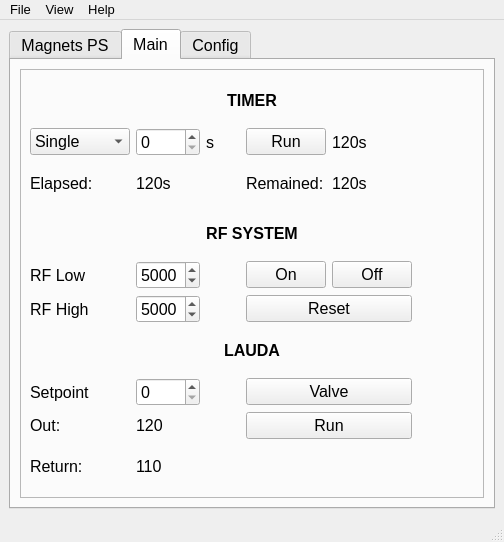
salinsalins/TDKLambda, file Magnets_UI.ui: the form before one commit.
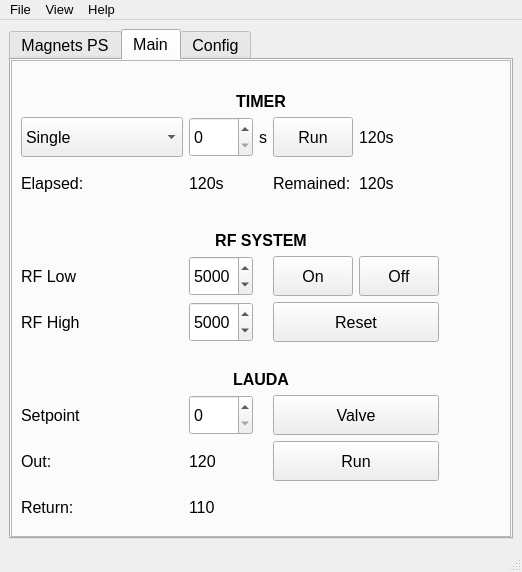
The form after the commit. The open tabs and pages were chosen to show the change. Icons and pictures are not drawn.

Diff of the .ui file:
```diff
--- a/Magnets_UI.ui
+++ b/Magnets_UI.ui
@@ -2,6 +2,14 @@
 <ui version="4.0">
  <class>MainWindow</class>
  <widget class="QMainWindow" name="MainWindow">
+  <property name="geometry">
+   <rect>
+    <x>0</x>
+    <y>0</y>
+    <width>522</width>
+    <height>572</height>
+   </rect>
+  </property>
   <property name="font">
    <font>
     <pointsize>12</pointsize>
@@ -1442,6 +1450,18 @@
         <string>Main</string>
        </attribute>
        <layout class="QVBoxLayout" name="verticalLayout_2">
+        <property name="leftMargin">
+         <number>0</number>
+        </property>
+        <property name="topMargin">
+         <number>0</number>
+        </property>
+        <property name="rightMargin">
+         <number>0</number>
+        </property>
+        <property name="bottomMargin">
+         <number>0</number>
+        </property>
         <item>
          <widget class="QFrame" name="frame_3">
           <property name="frameShape">
@@ -1450,39 +1470,27 @@
           <property name="frameShadow">
            <enum>QFrame::Raised</enum>
           </property>
-          <layout class="QGridLayout" name="gridLayout_5">
-           <item row="4" column="4">
-            <widget class="QPushButton" name="pushButton_8">
-             <property name="text">
-              <string>Off</string>
-             </property>
-             <property name="checkable">
-              <bool>false</bool>
-             </property>
-            </widget>
-           </item>
-           <item row="7" column="0">
-            <widget class="QLabel" name="label_10">
-             <property name="text">
-              <string>Setpoint</string>
-             </property>
-             <property name="buddy">
-              <cstring>spinBox_4</cstring>
-             </property>
-            </widget>
-           </item>
-           <item row="4" column="3">
-            <widget class="QPushButton" name="pushButton_7">
-             <property name="text">
-              <string>On</string>
-             </property>
-             <property name="checkable">
-              <bool>false</bool>
-             </property>
-            </widget>
-           </item>
+          <layout class="QGridLayout" name="gridLayout_5" columnstretch="3,0,0,0,0,0">
            <item row="5" column="3" colspan="2">
             <widget class="QPushButton" name="pushButton_5">
+             <property name="sizePolicy">
+              <sizepolicy hsizetype="Minimum" vsizetype="Fixed">
+               <horstretch>0</horstretch>
+               <verstretch>0</verstretch>
+              </sizepolicy>
+             </property>
+             <property name="minimumSize">
+              <size>
+               <width>0</width>
+               <height>40</height>
+              </size>
+             </property>
+             <property name="maximumSize">
+              <size>
+               <width>16777215</width>
+               <height>40</height>
+              </size>
+             </property>
              <property name="text">
               <string>Reset</string>
              </property>
@@ -1491,19 +1499,28 @@
              </property>
             </widget>
            </item>
-           <item row="0" column="0" colspan="6">
-            <widget class="QLabel" name="label_9">
-             <property name="font">
-              <font>
-               <weight>75</weight>
-               <bold>true</bold>
-              </font>
+           <item row="5" column="0">
+            <widget class="QLabel" name="label_8">
+             <property name="sizePolicy">
+              <sizepolicy hsizetype="Minimum" vsizetype="Fixed">
+               <horstretch>0</horstretch>
+               <verstretch>0</verstretch>
+              </sizepolicy>
+             </property>
+             <property name="minimumSize">
+              <size>
+               <width>0</width>
+               <height>40</height>
+              </size>
+             </property>
+             <property name="maximumSize">
+              <size>
+               <width>16777215</width>
+               <height>40</height>
+              </size>
              </property>
              <property name="text">
-              <string>TIMER</string>
-             </property>
-             <property name="alignment">
-              <set>Qt::AlignCenter</set>
+              <string>RF High</string>
              </property>
              <property name="buddy">
               <cstring>spinBox_2</cstring>
@@ -1512,57 +1529,151 @@
            </item>
            <item row="8" column="1">
             <widget class="QLabel" name="label_23">
+             <property name="sizePolicy">
+              <sizepolicy hsizetype="Preferred" vsizetype="Fixed">
+               <horstretch>0</horstretch>
+               <verstretch>0</verstretch>
+              </sizepolicy>
+             </property>
+             <property name="minimumSize">
+              <size>
+               <width>0</width>
+               <height>40</height>
+              </size>
+             </property>
+             <property name="maximumSize">
+              <size>
+               <width>16777215</width>
+               <height>40</height>
+              </size>
+             </property>
              <property name="text">
               <string>120</string>
              </property>
             </widget>
            </item>
-           <item row="2" column="1">
-            <widget class="QLabel" name="label_3">
-             <property name="text">
-              <string>120s</string>
+           <item row="1" column="0">
+            <widget class="QComboBox" name="comboBox">
+             <property name="sizePolicy">
+              <sizepolicy hsizetype="Minimum" vsizetype="Fixed">
+               <horstretch>0</horstretch>
+               <verstretch>0</verstretch>
+              </sizepolicy>
              </property>
+             <property name="minimumSize">
+              <size>
+               <width>0</width>
+               <height>40</height>
+              </size>
+             </property>
+             <property name="maximumSize">
+              <size>
+               <width>16777215</width>
+               <height>40</height>
+              </size>
+             </property>
+             <item>
+              <property name="text">
+               <string>Single</string>
+              </property>
+             </item>
+             <item>
+              <property name="text">
+               <string>Periodical</string>
+              </property>
+             </item>
             </widget>
            </item>
-           <item row="1" column="3">
-            <widget class="QPushButton" name="pushButton">
-             <property name="text">
-              <string>Run</string>
+           <item row="2" column="0">
+            <widget class="QLabel" name="label_2">
+             <property name="sizePolicy">
+              <sizepolicy hsizetype="Minimum" vsizetype="Fixed">
+               <horstretch>0</horstretch>
+               <verstretch>0</verstretch>
+              </sizepolicy>
              </property>
-             <property name="checkable">
-              <bool>true</bool>
+             <property name="minimumSize">
+              <size>
+               <width>0</width>
+               <height>40</height>
+              </size>
              </property>
+             <property name="maximumSize">
+              <size>
+               <width>16777215</width>
+               <height>40</height>
+              </size>
+             </property>
+             <property name="text">
+              <string>Elapsed:</string>
+             </property>
             </widget>
            </item>
-           <item row="9" column="0">
-            <widget class="QLabel" name="label_22">
+           <item row="6" column="0" colspan="6" alignment="Qt::AlignBottom">
+            <widget class="QLabel" name="label_12">
+             <property name="font">
+              <font>
+               <pointsize>12</pointsize>
+               <weight>75</weight>
+               <bold>true</bold>
+              </font>
+             </property>
              <property name="text">
-              <string>Return:</string>
+              <string>LAUDA</string>
+             </property>
+             <property name="alignment">
+              <set>Qt::AlignCenter</set>
+             </property>
+             <property name="buddy">
+              <cstring>spinBox_2</cstring>
              </property>
             </widget>
            </item>
            <item row="1" column="4">
             <widget class="QLabel" name="label_6">
+             <property name="sizePolicy">
+              <sizepolicy hsizetype="Preferred" vsizetype="Fixed">
+               <horstretch>0</horstretch>
+               <verstretch>0</verstretch>
+              </sizepolicy>
+             </property>
+             <property name="minimumSize">
+              <size>
+               <width>0</width>
+               <height>40</height>
+              </size>
+             </property>
+             <property name="maximumSize">
+              <size>
+               <width>16777215</width>
+               <height>40</height>
+              </size>
+             </property>
              <property name="text">
               <string>120s</string>
              </property>
             </widget>
            </item>
-           <item row="4" column="1">
-            <widget class="QSpinBox" name="spinBox_3">
-             <property name="maximum">
-              <number>9999</number>
-             </property>
-             <property name="singleStep">
-              <number>50</number>
-             </property>
-             <property name="value">
-              <number>5000</number>
-             </property>
-            </widget>
-           </item>
            <item row="5" column="1">
             <widget class="QSpinBox" name="spinBox_2">
+             <property name="sizePolicy">
+              <sizepolicy hsizetype="Minimum" vsizetype="Fixed">
+               <horstretch>0</horstretch>
+               <verstretch>0</verstretch>
+              </sizepolicy>
+             </property>
+             <property name="minimumSize">
+              <size>
+               <width>0</width>
+               <height>40</height>
+              </size>
+             </property>
+             <property name="maximumSize">
+              <size>
+               <width>16777215</width>
+               <height>40</height>
+              </size>
+             </property>
              <property name="maximum">
               <number>9999</number>
              </property>
@@ -1574,140 +1685,273 @@
              </property>
             </widget>
            </item>
-           <item row="5" column="0">
-            <widget class="QLabel" name="label_8">
+           <item row="7" column="1">
+            <widget class="QSpinBox" name="spinBox_4">
+             <property name="sizePolicy">
+              <sizepolicy hsizetype="Minimum" vsizetype="Fixed">
+               <horstretch>0</horstretch>
+               <verstretch>0</verstretch>
+              </sizepolicy>
+             </property>
+             <property name="minimumSize">
+              <size>
+               <width>0</width>
+               <height>40</height>
+              </size>
+             </property>
+             <property name="maximumSize">
+              <size>
+               <width>16777215</width>
+               <height>40</height>
+              </size>
+             </property>
+            </widget>
+           </item>
+           <item row="0" column="0" colspan="6" alignment="Qt::AlignBottom">
+            <widget class="QLabel" name="label_9">
+             <property name="font">
+              <font>
+               <pointsize>12</pointsize>
+               <weight>75</weight>
+               <bold>true</bold>
+              </font>
+             </property>
              <property name="text">
-              <string>RF High</string>
+              <string>TIMER</string>
              </property>
+             <property name="alignment">
+              <set>Qt::AlignCenter</set>
+             </property>
              <property name="buddy">
-              <cstring>spinBox_3</cstring>
+              <cstring>spinBox_2</cstring>
+             </property>
+            </widget>
+           </item>
+           <item row="1" column="5">
+            <widget class="QPushButton" name="pushButton_29">
+             <property name="enabled">
+              <bool>false</bool>
+             </property>
+             <property name="sizePolicy">
+              <sizepolicy hsizetype="Fixed" vsizetype="Fixed">
+               <horstretch>0</horstretch>
+               <verstretch>0</verstretch>
+              </sizepolicy>
+             </property>
+             <property name="minimumSize">
+              <size>
+               <width>0</width>
+               <height>40</height>
+              </size>
+             </property>
+             <property name="maximumSize">
+              <size>
+               <width>16777215</width>
+               <height>40</height>
+              </size>
+             </property>
+             <property name="font">
+              <font>
+               <pointsize>16</pointsize>
+              </font>
+             </property>
+             <property name="styleSheet">
+              <string notr="true">QPushButton {
+    border-style: outset;
+}
+</string>
+             </property>
+             <property name="text">
+              <string notr="true"/>
+             </property>
+             <property name="icon">
+              <iconset>
+               <normaloff>leds/images48/ledred.png</normaloff>
+               <normalon>leds/images48/ledgreen.png</normalon>leds/images48/ledred.png</iconset>
+             </property>
+             <property name="iconSize">
+              <size>
+               <width>36</width>
+               <height>36</height>
+              </size>
+             </property>
+             <property name="checkable">
+              <bool>true</bool>
+             </property>
+             <property name="checked">
+              <bool>true</bool>
+             </property>
+             <property name="autoDefault">
+              <bool>true</bool>
+             </property>
+             <property name="default">
+              <bool>false</bool>
+             </property>
+             <property name="flat">
+              <bool>true</bool>
+             </property>
+            </widget>
+           </item>
+           <item row="7" column="0">
+            <widget class="QLabel" name="label_10">
+             <property name="sizePolicy">
+              <sizepolicy hsizetype="Minimum" vsizetype="Fixed">
+               <horstretch>0</horstretch>
+               <verstretch>0</verstretch>
+              </sizepolicy>
+             </property>
+             <property name="minimumSize">
+              <size>
+               <width>0</width>
+               <height>40</height>
+              </size>
+             </property>
+             <property name="maximumSize">
+              <size>
+               <width>16777215</width>
+               <height>40</height>
+              </size>
+             </property>
+             <property name="text">
+              <string>Setpoint</string>
+             </property>
+             <property name="buddy">
+              <cstring>spinBox_4</cstring>
              </property>
             </widget>
            </item>
            <item row="1" column="2">
             <widget class="QLabel" name="label">
+             <property name="sizePolicy">
+              <sizepolicy hsizetype="Preferred" vsizetype="Fixed">
+               <horstretch>0</horstretch>
+               <verstretch>0</verstretch>
+              </sizepolicy>
+             </property>
+             <property name="minimumSize">
+              <size>
+               <width>0</width>
+               <height>40</height>
+              </size>
+             </property>
+             <property name="maximumSize">
+              <size>
+               <width>16777215</width>
+               <height>40</height>
+              </size>
+             </property>
              <property name="text">
               <string>s</string>
              </property>
             </widget>
            </item>
-           <item row="8" column="0">
-            <widget class="QLabel" name="label_21">
-             <property name="text">
-              <string>Out:</string>
-             </property>
-            </widget>
-           </item>
-           <item row="2" column="0">
-            <widget class="QLabel" name="label_2">
-             <property name="text">
-              <string>Elapsed:</string>
-             </property>
-            </widget>
-           </item>
-           <item row="2" column="4">
-            <widget class="QLabel" name="label_5">
-             <property name="text">
-              <string>120s</string>
-             </property>
-            </widget>
-           </item>
-           <item row="1" column="0">
-            <widget class="QComboBox" name="comboBox">
-             <item>
-              <property name="text">
-               <string>Single</string>
-              </property>
-             </item>
-             <item>
-              <property name="text">
-               <string>Periodical</string>
-              </property>
-             </item>
-            </widget>
-           </item>
-           <item row="9" column="1">
-            <widget class="QLabel" name="label_24">
-             <property name="text">
-              <string>110</string>
-             </property>
-            </widget>
-           </item>
-           <item row="7" column="1">
-            <widget class="QSpinBox" name="spinBox_4"/>
-           </item>
            <item row="2" column="3">
             <widget class="QLabel" name="label_4">
+             <property name="sizePolicy">
+              <sizepolicy hsizetype="Preferred" vsizetype="Fixed">
+               <horstretch>0</horstretch>
+               <verstretch>0</verstretch>
+              </sizepolicy>
+             </property>
+             <property name="minimumSize">
+              <size>
+               <width>0</width>
+               <height>40</height>
+              </size>
+             </property>
+             <property name="maximumSize">
+              <size>
+               <width>16777215</width>
+               <height>40</height>
+              </size>
+             </property>
              <property name="text">
               <string>Remained:</string>
              </property>
             </widget>
            </item>
-           <item row="4" column="0">
-            <widget class="QLabel" name="label_11">
-             <property name="text">
-              <string>RF Low</string>
+           <item row="4" column="4">
+            <widget class="QPushButton" name="pushButton_8">
+             <property name="sizePolicy">
+              <sizepolicy hsizetype="Minimum" vsizetype="Fixed">
+               <horstretch>0</horstretch>
+               <verstretch>0</verstretch>
+              </sizepolicy>
              </property>
-             <property name="buddy">
-              <cstring>spinBox_2</cstring>
+             <property name="minimumSize">
+              <size>
+               <width>0</width>
+               <height>40</height>
+              </size>
              </property>
-            </widget>
-           </item>
-           <item row="1" column="5">
-            <widget class="QPushButton" name="pushButton_29">
-             <property name="enabled">
-              <bool>false</bool>
-             </property>
-             <property name="font">
-              <font>
-               <pointsize>16</pointsize>
-              </font>
-             </property>
-             <property name="styleSheet">
-              <string notr="true">QPushButton {
-    border-style: outset;
-}
-</string>
-             </property>
-             <property name="text">
-              <string notr="true"/>
-             </property>
-             <property name="icon">
-              <iconset>
-               <normaloff>leds/images48/ledred.png</normaloff>
-               <normalon>leds/images48/ledgreen.png</normalon>leds/images48/ledred.png</iconset>
-             </property>
-             <property name="iconSize">
+             <property name="maximumSize">
               <size>
-               <width>36</width>
-               <height>36</height>
+               <width>16777215</width>
+               <height>40</height>
               </size>
              </property>
+             <property name="text">
+              <string>Off</string>
+             </property>
              <property name="checkable">
-              <bool>true</bool>
-             </property>
-             <property name="checked">
-              <bool>true</bool>
-             </property>
-             <property name="autoDefault">
-              <bool>true</bool>
-             </property>
-             <property name="default">
               <bool>false</bool>
              </property>
-             <property name="flat">
-              <bool>true</bool>
-             </property>
             </widget>
            </item>
-           <item row="1" column="1">
-            <widget class="QSpinBox" name="spinBox"/>
+           <item row="4" column="1">
+            <widget class="QSpinBox" name="spinBox_3">
+             <property name="sizePolicy">
+              <sizepolicy hsizetype="Minimum" vsizetype="Fixed">
+               <horstretch>0</horstretch>
+               <verstretch>0</verstretch>
+              </sizepolicy>
+             </property>
+             <property name="minimumSize">
+              <size>
+               <width>0</width>
+               <height>40</height>
+              </size>
+             </property>
+             <property name="maximumSize">
+              <size>
+               <width>16777215</width>
+               <height>40</height>
+              </size>
+             </property>
+             <property name="maximum">
+              <number>9999</number>
+             </property>
+             <property name="singleStep">
+              <number>50</number>
+             </property>
+             <property name="value">
+              <number>5000</number>
+             </property>
+            </widget>
            </item>
            <item row="7" column="5">
             <widget class="QPushButton" name="pushButton_31">
              <property name="enabled">
               <bool>false</bool>
              </property>
+             <property name="sizePolicy">
+              <sizepolicy hsizetype="Minimum" vsizetype="Fixed">
+               <horstretch>0</horstretch>
+               <verstretch>0</verstretch>
+              </sizepolicy>
+             </property>
+             <property name="minimumSize">
+              <size>
+               <width>0</width>
+               <height>40</height>
+              </size>
+             </property>
+             <property name="maximumSize">
+              <size>
+               <width>16777215</width>
+               <height>40</height>
+              </size>
+             </property>
              <property name="font">
               <font>
                <pointsize>16</pointsize>
@@ -1755,6 +1999,24 @@
              <property name="enabled">
               <bool>false</bool>
              </property>
+             <property name="sizePolicy">
+              <sizepolicy hsizetype="Minimum" vsizetype="Fixed">
+               <horstretch>0</horstretch>
+               <verstretch>0</verstretch>
+              </sizepolicy>
+             </property>
+             <property name="minimumSize">
+              <size>
+               <width>0</width>
+               <height>40</height>
+              </size>
+             </property>
+             <property name="maximumSize">
+              <size>
+               <width>16777215</width>
+               <height>40</height>
+              </size>
+             </property>
              <property name="font">
               <font>
                <pointsize>16</pointsize>
@@ -1797,8 +2059,194 @@
              </property>
             </widget>
            </item>
+           <item row="8" column="5">
+            <widget class="QPushButton" name="pushButton_34">
+             <property name="enabled">
+              <bool>false</bool>
+             </property>
+             <property name="sizePolicy">
+              <sizepolicy hsizetype="Minimum" vsizetype="Fixed">
+               <horstretch>0</horstretch>
+               <verstretch>0</verstretch>
+              </sizepolicy>
+             </property>
+             <property name="minimumSize">
+              <size>
+               <width>0</width>
+               <height>40</height>
+              </size>
+             </property>
+             <property name="maximumSize">
+              <size>
+               <width>16777215</width>
+               <height>40</height>
+              </size>
+             </property>
+             <property name="font">
+              <font>
+               <pointsize>16</pointsize>
+              </font>
+             </property>
+             <property name="styleSheet">
+              <string notr="true">QPushButton {
+    border-style: outset;
+}
+</string>
+             </property>
+             <property name="text">
+              <string notr="true"/>
+             </property>
+             <property name="icon">
+              <iconset>
+               <normaloff>leds/images48/ledred.png</normaloff>
+               <normalon>leds/images48/ledgreen.png</normalon>leds/images48/ledred.png</iconset>
+             </property>
+             <property name="iconSize">
+              <size>
+               <width>36</width>
+               <height>36</height>
+              </size>
+             </property>
+             <property name="checkable">
+              <bool>true</bool>
+             </property>
+             <property name="checked">
+              <bool>true</bool>
+             </property>
+             <property name="autoDefault">
+              <bool>true</bool>
+             </property>
+             <property name="default">
+              <bool>false</bool>
+             </property>
+             <property name="flat">
+              <bool>true</bool>
+             </property>
+            </widget>
+           </item>
+           <item row="2" column="1">
+            <widget class="QLabel" name="label_3">
+             <property name="sizePolicy">
+              <sizepolicy hsizetype="Preferred" vsizetype="Fixed">
+               <horstretch>0</horstretch>
+               <verstretch>0</verstretch>
+              </sizepolicy>
+             </property>
+             <property name="minimumSize">
+              <size>
+               <width>0</width>
+               <height>40</height>
+              </size>
+             </property>
+             <property name="maximumSize">
+              <size>
+               <width>16777215</width>
+               <height>40</height>
+              </size>
+             </property>
+             <property name="text">
+              <string>120s</string>
+             </property>
+            </widget>
+           </item>
+           <item row="4" column="3">
+            <widget class="QPushButton" name="pushButton_7">
+             <property name="sizePolicy">
+              <sizepolicy hsizetype="Minimum" vsizetype="Fixed">
+               <horstretch>0</horstretch>
+               <verstretch>0</verstretch>
+              </sizepolicy>
+             </property>
+             <property name="minimumSize">
+              <size>
+               <width>0</width>
+               <height>40</height>
+              </size>
+             </property>
+             <property name="maximumSize">
+              <size>
+               <width>16777215</width>
+               <height>40</height>
+              </size>
+             </property>
+             <property name="text">
+              <string>On</string>
+             </property>
+             <property name="checkable">
+              <bool>false</bool>
+             </property>
+            </widget>
+           </item>
+           <item row="8" column="0">
+            <widget class="QLabel" name="label_21">
+             <property name="sizePolicy">
+              <sizepolicy hsizetype="Minimum" vsizetype="Fixed">
+               <horstretch>0</horstretch>
+               <verstretch>0</verstretch>
+              </sizepolicy>
+             </property>
+             <property name="minimumSize">
+              <size>
+               <width>0</width>
+               <height>40</height>
+              </size>
+             </property>
+             <property name="maximumSize">
+              <size>
+               <width>16777215</width>
+               <height>40</height>
+              </size>
+             </property>
+             <property name="text">
+              <string>Out:</string>
+             </property>
+            </widget>
+           </item>
+           <item row="2" column="4">
+            <widget class="QLabel" name="label_5">
+             <property name="sizePolicy">
+              <sizepolicy hsizetype="Preferred" vsizetype="Fixed">
+               <horstretch>0</horstretch>
+               <verstretch>0</verstretch>
+              </sizepolicy>
+             </property>
+             <property name="minimumSize">
+              <size>
+               <width>0</width>
+               <height>40</height>
+              </size>
+             </property>
+             <property name="maximumSize">
+              <size>
+               <width>16777215</width>
+               <height>40</height>
+              </size>
+             </property>
+             <property name="text">
+              <string>120s</string>
+             </property>
+            </widget>
+           </item>
            <item row="7" column="3" colspan="2">
             <widget class="QPushButton" name="pushButton_4">
+             <property name="sizePolicy">
+              <sizepolicy hsizetype="Minimum" vsizetype="Fixed">
+               <horstretch>0</horstretch>
+               <verstretch>0</verstretch>
+              </sizepolicy>
+             </property>
+             <property name="minimumSize">
+              <size>
+               <width>0</width>
+               <height>40</height>
+              </size>
+             </property>
+             <property name="maximumSize">
+              <size>
+               <width>16777215</width>
+               <height>40</height>
+              </size>
+             </property>
              <property name="text">
               <string>Valve</string>
              </property>
@@ -1807,76 +2255,139 @@
              </property>
             </widget>
            </item>
-           <item row="6" column="0" colspan="6">
-            <widget class="QLabel" name="label_12">
-             <property name="font">
-              <font>
-               <weight>75</weight>
-               <bold>true</bold>
-              </font>
+           <item row="1" column="3">
+            <widget class="QPushButton" name="pushButton">
+             <property name="sizePolicy">
+              <sizepolicy hsizetype="Preferred" vsizetype="Fixed">
+               <horstretch>0</horstretch>
+               <verstretch>0</verstretch>
+              </sizepolicy>
              </property>
+             <property name="minimumSize">
+              <size>
+               <width>0</width>
+               <height>40</height>
+              </size>
+             </property>
+             <property name="maximumSize">
+              <size>
+               <width>16777215</width>
+               <height>40</height>
+              </size>
+             </property>
              <property name="text">
-              <string>LAUDA</string>
+              <string>Run</string>
              </property>
-             <property name="alignment">
-              <set>Qt::AlignCenter</set>
+             <property name="checkable">
+              <bool>true</bool>
+             </property>
+            </widget>
+           </item>
+           <item row="1" column="1">
+            <widget class="QSpinBox" name="spinBox">
+             <property name="sizePolicy">
+              <sizepolicy hsizetype="Preferred" vsizetype="Fixed">
+               <horstretch>0</horstretch>
+               <verstretch>0</verstretch>
+              </sizepolicy>
+             </property>
+             <property name="minimumSize">
+              <size>
+               <width>0</width>
+               <height>40</height>
+              </size>
+             </property>
+             <property name="maximumSize">
+              <size>
+               <width>16777215</width>
+               <height>40</height>
+              </size>
+             </property>
+            </widget>
+           </item>
+           <item row="9" column="0">
+            <widget class="QLabel" name="label_22">
+             <property name="sizePolicy">
+              <sizepolicy hsizetype="Minimum" vsizetype="Fixed">
+               <horstretch>0</horstretch>
+               <verstretch>0</verstretch>
+              </sizepolicy>
+             </property>
+             <property name="minimumSize">
+              <size>
+               <width>0</width>
+               <height>40</height>
+              </size>
+             </property>
+             <property name="maximumSize">
+              <size>
+               <width>16777215</width>
+               <height>40</height>
+              </size>
+             </property>
+             <property name="text">
+              <string>Return:</string>
+             </property>
+            </widget>
+           </item>
+           <item row="9" column="1">
+            <widget class="QLabel" name="label_24">
+             <property name="sizePolicy">
+              <sizepolicy hsizetype="Preferred" vsizetype="Fixed">
+               <horstretch>0</horstretch>
+               <verstretch>0</verstretch>
+              </sizepolicy>
+             </property>
+             <property name="minimumSize">
+              <size>
+               <width>0</width>
+               <height>40</height>
+              </size>
+             </property>
+             <property name="maximumSize">
+              <size>
+               <width>16777215</width>
+               <height>40</height>
+              </size>
+             </property>
+             <property name="text">
+              <string>110</string>
+             </property>
+            </widget>
+           </item>
+           <item row="4" column="0">
+            <widget class="QLabel" name="label_11">
+             <property name="sizePolicy">
+              <sizepolicy hsizetype="Minimum" vsizetype="Fixed">
+               <horstretch>0</horstretch>
+               <verstretch>0</verstretch>
+              </sizepolicy>
+             </property>
+             <property name="minimumSize">
+              <size>
+               <width>0</width>
+               <height>40</height>
+              </size>
+             </property>
+             <property name="maximumSize">
+              <size>
+               <width>16777215</width>
+               <height>40</height>
+              </size>
+             </property>
+             <property name="text">
+              <string>RF Low</string>
              </property>
              <property name="buddy">
               <cstring>spinBox_2</cstring>
              </property>
             </widget>
            </item>
-           <item row="8" column="5">
-            <widget class="QPushButton" name="pushButton_34">
-             <property name="enabled">
-              <bool>false</bool>
-             </property>
-             <property name="font">
-              <font>
-               <pointsize>16</pointsize>
-              </font>
-             </property>
-             <property name="styleSheet">
-              <string notr="true">QPushButton {
-    border-style: outset;
-}
-</string>
-             </property>
-             <property name="text">
-              <string notr="true"/>
-             </property>
-             <property name="icon">
-              <iconset>
-               <normaloff>leds/images48/ledred.png</normaloff>
-               <normalon>leds/images48/ledgreen.png</normalon>leds/images48/ledred.png</iconset>
-             </property>
-             <property name="iconSize">
-              <size>
-               <width>36</width>
-               <height>36</height>
-              </size>
-             </property>
-             <property name="checkable">
-              <bool>true</bool>
-             </property>
-             <property name="checked">
-              <bool>true</bool>
-             </property>
-             <property name="autoDefault">
-              <bool>true</bool>
-             </property>
-             <property name="default">
-              <bool>false</bool>
-             </property>
-             <property name="flat">
-              <bool>true</bool>
-             </property>
-            </widget>
-           </item>
-           <item row="3" column="0" colspan="6">
+           <item row="3" column="0" colspan="6" alignment="Qt::AlignBottom">
             <widget class="QLabel" name="label_7">
              <property name="font">
               <font>
+               <pointsize>12</pointsize>
                <weight>75</weight>
                <bold>true</bold>
               </font>
@@ -1894,6 +2405,24 @@
            </item>
            <item row="8" column="3" colspan="2">
             <widget class="QPushButton" name="pushButton_3">
+             <property name="sizePolicy">
+              <sizepolicy hsizetype="Minimum" vsizetype="Fixed">
+               <horstretch>0</horstretch>
+               <verstretch>0</verstretch>
+              </sizepolicy>
+             </property>
+             <property name="minimumSize">
+              <size>
+               <width>0</width>
+               <height>40</height>
+              </size>
+             </property>
+             <property name="maximumSize">
+              <size>
+               <width>16777215</width>
+               <height>40</height>
+              </size>
+             </property>
              <property name="text">
               <string>Run</string>
              </property>
@@ -1990,8 +2519,8 @@
     <rect>
      <x>0</x>
      <y>0</y>
-     <width>446</width>
-     <height>23</height>
+     <width>522</width>
+     <height>33</height>
     </rect>
    </property>
    <property name="font">
```
Left out of the diff: 8 changed lines with no effect on the pictures.
